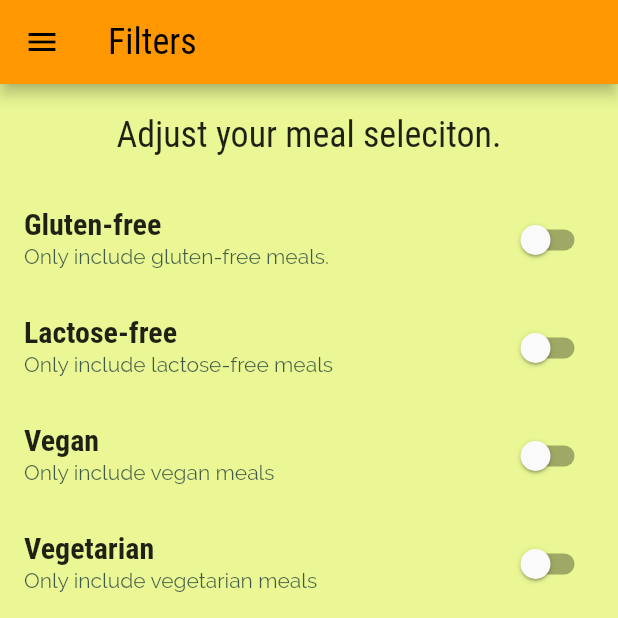
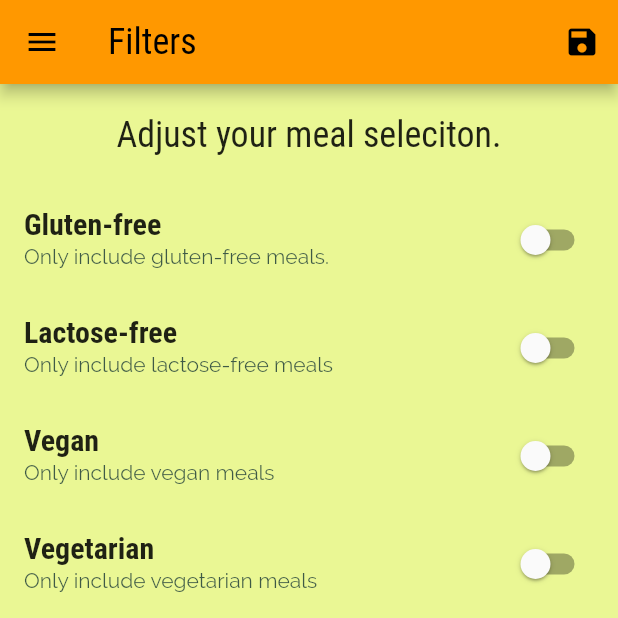
Before and after one commit to kis619/Flutter_Meals_App, a Flutter app: the FiltersScreen screen opened by its route, on a phone screen of 412 x 824 dp, the top half of it. Run offline on Flutter 3.47's test engine with Material 2 defaults, Android fonts, the phone set to English and light mode, and no system bars.

Commit message:
done with filtering

```diff
--- a/lib/main.dart
+++ b/lib/main.dart
@@ -1,7 +1,9 @@
 import 'package:flutter/material.dart';
+import 'package:meals_app/dummy_data.dart';
 
 import './screens/filters_screen.dart';
 import './screens/categories_screen.dart';
+import './models/meal.dart';
 import 'screens/meals_screen.dart';
 import './screens/meal_detail_screen.dart';
 import './screens/tabs_screen.dart';
@@ -10,8 +12,36 @@ void main() {
   runApp(const MyApp());
 }
 
-class MyApp extends StatelessWidget {
+class MyApp extends StatefulWidget {
   const MyApp({super.key});
+
+  @override
+  State<MyApp> createState() => _MyAppState();
+}
+
+class _MyAppState extends State<MyApp> {
+  Map<String, bool> _filters = {
+    'gluten': false,
+    'lactose': false,
+    'vegan': false,
+    'vegetarian': false,
+  };
+
+  List<Meal> _availableMeals = DUMMY_MEALS;
+
+  void _setFilters(Map<String, bool> filterData) {
+    setState(() {
+      _filters = filterData;
+
+      _availableMeals = DUMMY_MEALS.where((meal) {
+        if (_filters['gluten'] == true && !meal.isGlutenFree) return false;
+        if (_filters['lactose'] == true && !meal.isLactoseFree) return false;
+        if (_filters['vegan'] == true && !meal.isVegan) return false;
+        if (_filters['vegetarian'] == true && !meal.isVegetarian) return false;
+        return true;
+      }).toList();
+    });
+  }
 
   @override
   Widget build(BuildContext context) {
@@ -43,8 +73,10 @@ class MyApp extends StatelessWidget {
       home: const TabsScreen(),
       routes: {
         TabsScreen.routeName: (ctx) => const TabsScreen(),
-        FiltersScreen.routeName: (ctx) => const FiltersScreen(),
-        CategoryMealsScreen.routeName: (ctx) => const CategoryMealsScreen(),
+        FiltersScreen.routeName: (ctx) =>
+            FiltersScreen(currentFilters: _filters, saveFilters: _setFilters),
+        MealsScreen.routeName: (ctx) =>
+            MealsScreen(availableMeals: _availableMeals),
         MealDetailScreen.routeName: (ctx) => const MealDetailScreen(),
       },
       // onGenerateRoute: (settings) {
--- a/lib/screens/filters_screen.dart
+++ b/lib/screens/filters_screen.dart
@@ -4,7 +4,11 @@ import '../widgets/main_drawer.dart';
 
 class FiltersScreen extends StatefulWidget {
   static const String routeName = '/filters';
-  const FiltersScreen({super.key});
+
+  final Function(Map<String, bool>) saveFilters;
+  final Map<String, bool> currentFilters;
+
+  const FiltersScreen({super.key, required this.saveFilters, required this.currentFilters});
 
   @override
   State<FiltersScreen> createState() => _FiltersScreenState();
@@ -17,9 +21,29 @@ class _FiltersScreenState extends State<FiltersScreen> {
   var _lactoseFree = false;
 
   @override
+  void initState() {
+    super.initState();
+    _glutenFree = widget.currentFilters['gluten'] as bool;
+    _vegetarian = widget.currentFilters['vegetarian'] as bool;
+    _vegan = widget.currentFilters['vegan'] as bool;
+    _lactoseFree = widget.currentFilters['lactose'] as bool;
+  }
+  @override
   Widget build(BuildContext context) {
     return Scaffold(
-      appBar: AppBar(title: const Text('Filters')),
+      appBar: AppBar(
+        title: const Text('Filters'),
+        actions: [
+          IconButton(
+              onPressed: () => widget.saveFilters({
+                    'gluten': _glutenFree,
+                    'lactose': _lactoseFree,
+                    'vegan': _vegan,
+                    'vegetarian': _vegetarian,
+                  }),
+              icon: const Icon(Icons.save))
+        ],
+      ),
       drawer: const MainDrawer(),
       body: Column(
         children: [
--- a/lib/widgets/category_item.dart
+++ b/lib/widgets/category_item.dart
@@ -11,7 +11,7 @@ class CategoryItem extends StatelessWidget {
 
   void _selectCategory(BuildContext context) {
     Navigator.of(context).pushNamed(
-      CategoryMealsScreen.routeName,
+      MealsScreen.routeName,
       arguments: {
         'id': id,
         'title': title,
```
Also changed, not shown: lib/screens/meals_screen.dart (+7 -5 lines).
